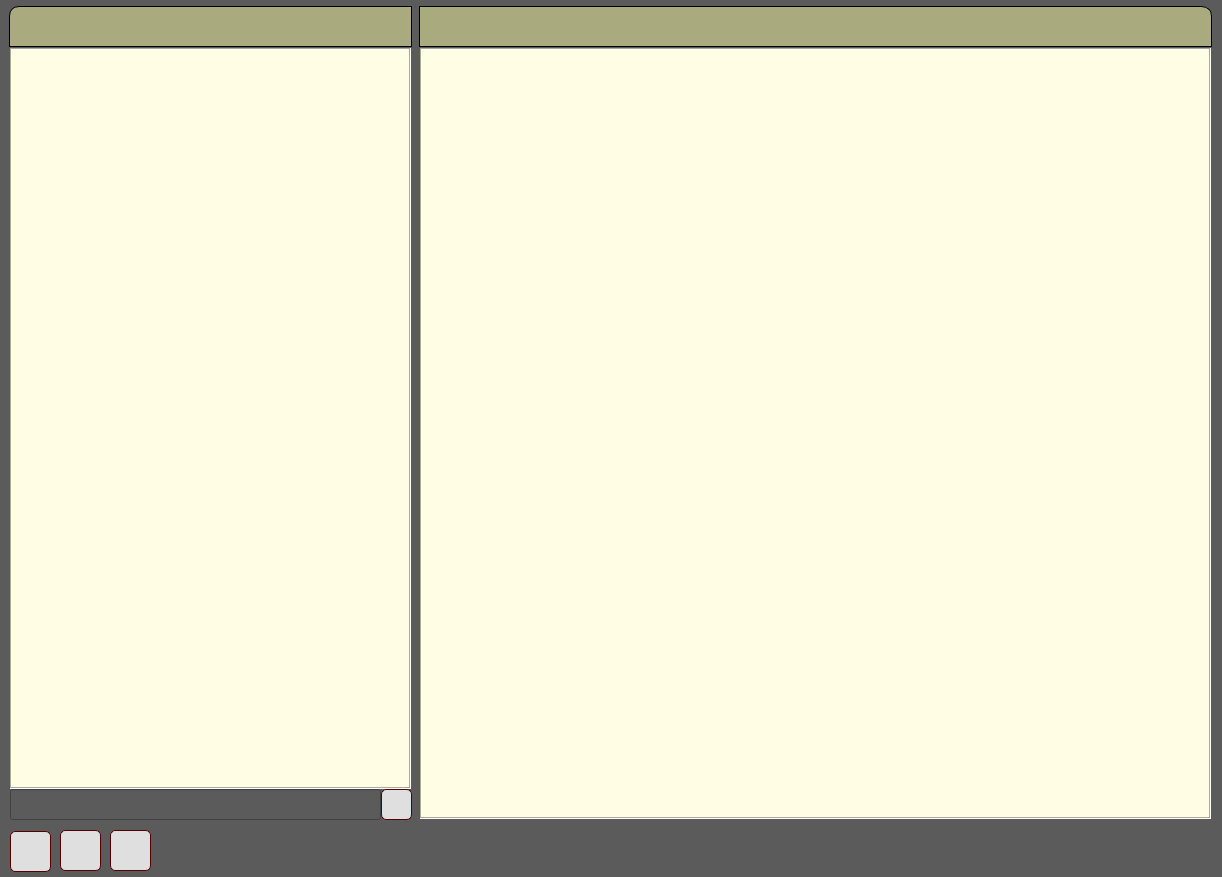
Old version of the form UI/main.ui in the repository dimanchik79/Hierarchic.
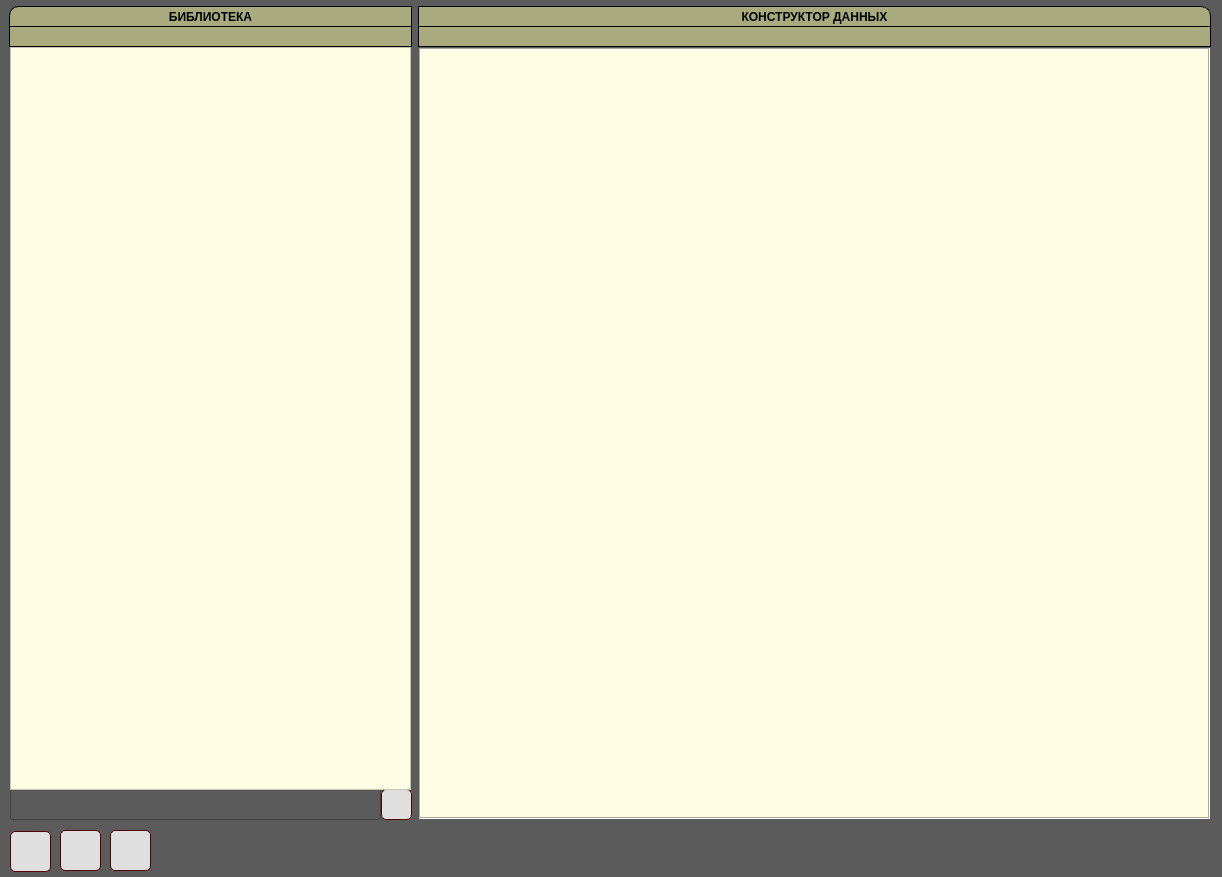
New version of the form. Icons and pictures are not drawn.

```diff
--- a/UI/main.ui
+++ b/UI/main.ui
@@ -21,73 +21,13 @@
    <string notr="true">background-color: rgb(91, 91, 91)</string>
   </property>
   <widget class="QWidget" name="centralwidget">
-   <widget class="QTreeWidget" name="hierarchic">
-    <property name="geometry">
-     <rect>
-      <x>10</x>
-      <y>48</y>
-      <width>401</width>
-      <height>741</height>
-     </rect>
-    </property>
-    <property name="styleSheet">
-     <string notr="true">background-color: rgb(255, 254, 229)</string>
-    </property>
-    <property name="frameShape">
-     <enum>QFrame::Box</enum>
-    </property>
-    <property name="frameShadow">
-     <enum>QFrame::Sunken</enum>
-    </property>
-    <property name="sizeAdjustPolicy">
-     <enum>QAbstractScrollArea::AdjustToContents</enum>
-    </property>
-    <property name="tabKeyNavigation">
-     <bool>true</bool>
-    </property>
-    <property name="showDropIndicator" stdset="0">
-     <bool>true</bool>
-    </property>
-    <property name="dragEnabled">
-     <bool>false</bool>
-    </property>
-    <property name="dragDropOverwriteMode">
-     <bool>false</bool>
-    </property>
-    <property name="textElideMode">
-     <enum>Qt::ElideLeft</enum>
-    </property>
-    <property name="uniformRowHeights">
-     <bool>false</bool>
-    </property>
-    <property name="animated">
-     <bool>true</bool>
-    </property>
-    <property name="allColumnsShowFocus">
-     <bool>false</bool>
-    </property>
-    <property name="headerHidden">
-     <bool>true</bool>
-    </property>
-    <attribute name="headerVisible">
-     <bool>false</bool>
-    </attribute>
-    <attribute name="headerCascadingSectionResizes">
-     <bool>true</bool>
-    </attribute>
-    <column>
-     <property name="text">
-      <string notr="true">1</string>
-     </property>
-    </column>
-   </widget>
    <widget class="QLabel" name="bib_name">
     <property name="geometry">
      <rect>
       <x>9</x>
-      <y>6</y>
+      <y>26</y>
       <width>403</width>
-      <height>41</height>
+      <height>21</height>
      </rect>
     </property>
     <property name="font">
@@ -98,7 +38,6 @@
     </property>
     <property name="styleSheet">
      <string notr="true">border: 1px solid rgb(0, 0, 0);
-border-top-left-radius: 10%;
 background-color: rgb(170, 170, 127);
 color: rgb(255, 255, 255);</string>
     </property>
@@ -115,10 +54,10 @@
    <widget class="QLabel" name="path">
     <property name="geometry">
      <rect>
-      <x>419</x>
-      <y>6</y>
+      <x>418</x>
+      <y>26</y>
       <width>793</width>
-      <height>41</height>
+      <height>21</height>
      </rect>
     </property>
     <property name="font">
@@ -129,7 +68,6 @@
     </property>
     <property name="styleSheet">
      <string notr="true">border: 1px solid rgb(0, 0, 0);
-border-top-right-radius: 10%;
 background-color: rgb(170, 170, 127);
 color: rgb(255, 255, 255);</string>
     </property>
@@ -146,7 +84,7 @@
    <widget class="QTableWidget" name="table">
     <property name="geometry">
      <rect>
-      <x>420</x>
+      <x>419</x>
       <y>48</y>
       <width>791</width>
       <height>771</height>
@@ -332,6 +270,84 @@
      <string notr="true">color: rgb(255, 255, 255);</string>
     </property>
    </widget>
+   <widget class="QTreeView" name="hierarchic">
+    <property name="geometry">
+     <rect>
+      <x>10</x>
+      <y>47</y>
+      <width>401</width>
+      <height>743</height>
+     </rect>
+    </property>
+    <property name="styleSheet">
+     <string notr="true">background-color: rgb(255, 254, 229)</string>
+    </property>
+    <attribute name="headerVisible">
+     <bool>false</bool>
+    </attribute>
+   </widget>
+   <widget class="QLabel" name="bib_name_2">
+    <property name="geometry">
+     <rect>
+      <x>9</x>
+      <y>6</y>
+      <width>403</width>
+      <height>21</height>
+     </rect>
+    </property>
+    <property name="font">
+     <font>
+      <weight>75</weight>
+      <bold>true</bold>
+     </font>
+    </property>
+    <property name="styleSheet">
+     <string notr="true">border: 1px solid rgb(0, 0, 0);
+border-top-left-radius: 10%;
+background-color: rgb(170, 170, 127);
+color: rgb(0, 0, 0)</string>
+    </property>
+    <property name="text">
+     <string>БИБЛИОТЕКА</string>
+    </property>
+    <property name="alignment">
+     <set>Qt::AlignCenter</set>
+    </property>
+    <property name="wordWrap">
+     <bool>true</bool>
+    </property>
+   </widget>
+   <widget class="QLabel" name="path_2">
+    <property name="geometry">
+     <rect>
+      <x>418</x>
+      <y>6</y>
+      <width>793</width>
+      <height>21</height>
+     </rect>
+    </property>
+    <property name="font">
+     <font>
+      <weight>75</weight>
+      <bold>true</bold>
+     </font>
+    </property>
+    <property name="styleSheet">
+     <string notr="true">border: 1px solid rgb(0, 0, 0);
+border-top-right-radius: 10%;
+background-color: rgb(170, 170, 127);
+color: rgb(0, 0, 0);</string>
+    </property>
+    <property name="text">
+     <string>КОНСТРУКТОР ДАННЫХ</string>
+    </property>
+    <property name="alignment">
+     <set>Qt::AlignCenter</set>
+    </property>
+    <property name="wordWrap">
+     <bool>true</bool>
+    </property>
+   </widget>
   </widget>
  </widget>
  <tabstops>
```
Left out of the diff: 1 changed line with no effect on the pictures.
